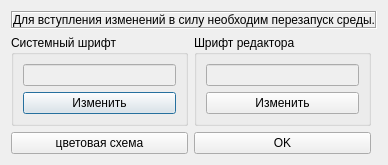
Qt form dialogeditguisettings.ui (atikbif/relkonIDE) before a commit.
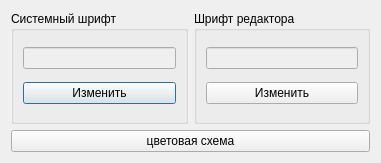
The same form after that commit.

Patch:
```diff
--- a/dialogeditguisettings.ui
+++ b/dialogeditguisettings.ui
@@ -6,7 +6,7 @@
    <rect>
     <x>0</x>
     <y>0</y>
-    <width>366</width>
+    <width>381</width>
     <height>163</height>
    </rect>
   </property>
@@ -20,23 +20,7 @@
    <string>Настройка среды</string>
   </property>
   <layout class="QGridLayout" name="gridLayout_3">
-   <item row="0" column="0" colspan="3">
-    <widget class="QLabel" name="label">
-     <property name="frameShape">
-      <enum>QFrame::Box</enum>
-     </property>
-     <property name="frameShadow">
-      <enum>QFrame::Sunken</enum>
-     </property>
-     <property name="text">
-      <string>Для вступления изменений в силу необходим перезапуск среды.</string>
-     </property>
-     <property name="alignment">
-      <set>Qt::AlignCenter</set>
-     </property>
-    </widget>
-   </item>
-   <item row="1" column="0">
+   <item row="0" column="0">
     <widget class="QGroupBox" name="groupBox">
      <property name="sizePolicy">
       <sizepolicy hsizetype="Preferred" vsizetype="Preferred">
@@ -65,7 +49,7 @@
      </layout>
     </widget>
    </item>
-   <item row="1" column="1">
+   <item row="0" column="1">
     <widget class="QGroupBox" name="groupBox_2">
      <property name="sizePolicy">
       <sizepolicy hsizetype="Preferred" vsizetype="Preferred">
@@ -94,14 +78,7 @@
      </layout>
     </widget>
    </item>
-   <item row="2" column="1">
-    <widget class="QPushButton" name="pushButtonOK">
-     <property name="text">
-      <string>OK</string>
-     </property>
-    </widget>
-   </item>
-   <item row="2" column="0">
+   <item row="1" column="0" colspan="2">
     <widget class="QPushButton" name="pushButtonColors">
      <property name="text">
       <string>цветовая схема</string>
```
Left out of the diff: 19 changed lines with no effect on the pictures.
